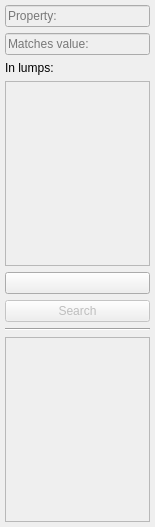
Qt form src/widgets/valuesearchwidget.ui (noodlecollie/bspanalyser) before a commit.
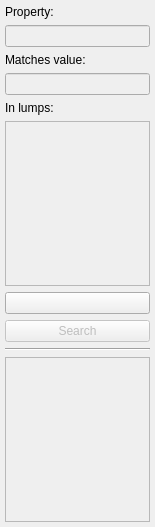
The same form after that commit.

```diff
--- a/src/widgets/valuesearchwidget.ui
+++ b/src/widgets/valuesearchwidget.ui
@@ -19,7 +19,7 @@
   <property name="windowTitle">
    <string>Form</string>
   </property>
-  <layout class="QVBoxLayout" name="verticalLayout_2" stretch="0,0,0,0,0,0,0,0">
+  <layout class="QVBoxLayout" name="verticalLayout_2" stretch="0,0,0,0,0,0,0,0,0,0">
    <property name="leftMargin">
     <number>5</number>
    </property>
@@ -33,25 +33,39 @@
     <number>5</number>
    </property>
    <item>
-    <widget class="QLineEdit" name="propertySearch">
-     <property name="enabled">
-      <bool>false</bool>
-     </property>
-     <property name="placeholderText">
+    <widget class="QLabel" name="label_2">
+     <property name="text">
       <string>Property:</string>
      </property>
     </widget>
    </item>
    <item>
-    <widget class="QLineEdit" name="valueSearch">
+    <widget class="QLineEdit" name="propertySearch">
      <property name="enabled">
       <bool>false</bool>
      </property>
      <property name="placeholderText">
+      <string/>
+     </property>
+    </widget>
+   </item>
+   <item>
+    <widget class="QLabel" name="label_3">
+     <property name="text">
       <string>Matches value:</string>
      </property>
     </widget>
    </item>
+   <item>
+    <widget class="QLineEdit" name="valueSearch">
+     <property name="enabled">
+      <bool>false</bool>
+     </property>
+     <property name="placeholderText">
+      <string/>
+     </property>
+    </widget>
+   </item>
    <item>
     <widget class="QLabel" name="label">
      <property name="text">
```
